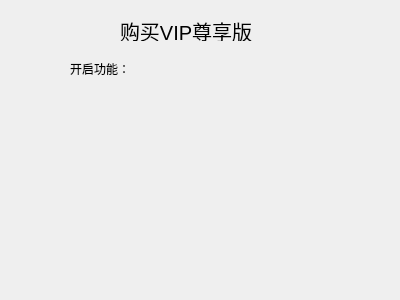
Old version of the form widgets/buy_vip/buyvipdialog.ui in the repository iwxyi/Bilibili-MagicalDanmaku.
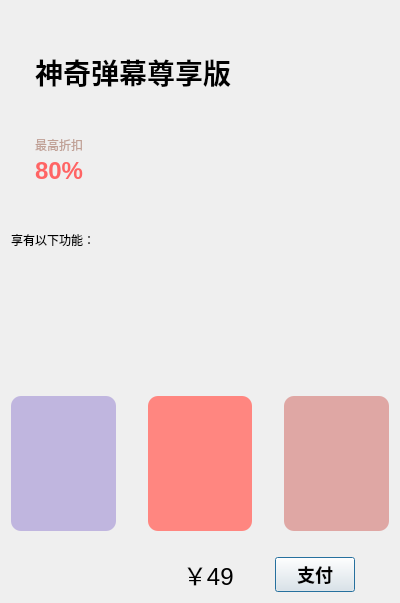
New version of the form. Icons and pictures are not drawn. Custom widgets are drawn as their Qt base class.

Commit message: 添加功能说明

Patch:
```diff
--- a/widgets/buy_vip/buyvipdialog.ui
+++ b/widgets/buy_vip/buyvipdialog.ui
@@ -7,45 +7,352 @@
     <x>0</x>
     <y>0</y>
     <width>400</width>
-    <height>300</height>
+    <height>603</height>
    </rect>
   </property>
   <property name="windowTitle">
    <string>神奇弹幕</string>
   </property>
-  <widget class="QLabel" name="label">
-   <property name="geometry">
-    <rect>
-     <x>120</x>
-     <y>20</y>
-     <width>151</width>
-     <height>21</height>
-    </rect>
-   </property>
-   <property name="styleSheet">
-    <string notr="true">font-size: 20px;</string>
-   </property>
-   <property name="text">
-    <string>购买VIP尊享版</string>
-   </property>
-  </widget>
-  <widget class="QLabel" name="label_2">
-   <property name="geometry">
-    <rect>
-     <x>70</x>
-     <y>60</y>
-     <width>231</width>
-     <height>131</height>
-    </rect>
-   </property>
-   <property name="text">
-    <string>&lt;html&gt;&lt;head/&gt;&lt;body&gt;&lt;p&gt;开启功能：&lt;/p&gt;&lt;/body&gt;&lt;/html&gt;</string>
-   </property>
-   <property name="alignment">
-    <set>Qt::AlignLeading|Qt::AlignLeft|Qt::AlignTop</set>
-   </property>
-  </widget>
+  <property name="styleSheet">
+   <string notr="true">#BuyVIPDialog
+{
+	background:qlineargradient(
+					spread:pad,
+					x1:0, y1:0,
+					x2:0, y2:1,
+					stop:0 #ffe5d9,
+					stop:1 #ffffff);
+}</string>
+  </property>
+  <layout class="QVBoxLayout" name="verticalLayout_2" stretch="0,0,1,1,0,0">
+   <item>
+    <layout class="QHBoxLayout" name="horizontalLayout_3" stretch="0,0">
+     <property name="leftMargin">
+      <number>24</number>
+     </property>
+     <property name="topMargin">
+      <number>0</number>
+     </property>
+     <item>
+      <layout class="QVBoxLayout" name="verticalLayout">
+       <property name="spacing">
+        <number>3</number>
+       </property>
+       <item>
+        <spacer name="verticalSpacer_3">
+         <property name="orientation">
+          <enum>Qt::Vertical</enum>
+         </property>
+         <property name="sizeHint" stdset="0">
+          <size>
+           <width>20</width>
+           <height>40</height>
+          </size>
+         </property>
+        </spacer>
+       </item>
+       <item>
+        <widget class="QLabel" name="label">
+         <property name="styleSheet">
+          <string notr="true">font-size: 28px;
+font-weight: 700;</string>
+         </property>
+         <property name="text">
+          <string>神奇弹幕尊享版</string>
+         </property>
+        </widget>
+       </item>
+       <item>
+        <spacer name="verticalSpacer">
+         <property name="orientation">
+          <enum>Qt::Vertical</enum>
+         </property>
+         <property name="sizeHint" stdset="0">
+          <size>
+           <width>20</width>
+           <height>40</height>
+          </size>
+         </property>
+        </spacer>
+       </item>
+       <item>
+        <widget class="QLabel" name="label_2">
+         <property name="styleSheet">
+          <string notr="true">color: #c0a095;</string>
+         </property>
+         <property name="text">
+          <string>最高折扣</string>
+         </property>
+         <property name="alignment">
+          <set>Qt::AlignLeading|Qt::AlignLeft|Qt::AlignTop</set>
+         </property>
+        </widget>
+       </item>
+       <item>
+        <widget class="QLabel" name="label_3">
+         <property name="styleSheet">
+          <string notr="true">font-size: 24px;
+color: #ff6464;
+font-weight: 500;</string>
+         </property>
+         <property name="text">
+          <string>80%</string>
+         </property>
+         <property name="alignment">
+          <set>Qt::AlignLeading|Qt::AlignLeft|Qt::AlignTop</set>
+         </property>
+        </widget>
+       </item>
+       <item>
+        <spacer name="verticalSpacer_2">
+         <property name="orientation">
+          <enum>Qt::Vertical</enum>
+         </property>
+         <property name="sizeHint" stdset="0">
+          <size>
+           <width>20</width>
+           <height>40</height>
+          </size>
+         </property>
+        </spacer>
+       </item>
+      </layout>
+     </item>
+     <item>
+      <widget class="QLabel" name="imageLabel">
+       <property name="minimumSize">
+        <size>
+         <width>64</width>
+         <height>64</height>
+        </size>
+       </property>
+       <property name="styleSheet">
+        <string notr="true">border-image:url(:/illustrations/bear);
+background-position:center;
+background-repeat:none;</string>
+       </property>
+       <property name="text">
+        <string/>
+       </property>
+       <property name="alignment">
+        <set>Qt::AlignCenter</set>
+       </property>
+      </widget>
+     </item>
+    </layout>
+   </item>
+   <item>
+    <widget class="QLabel" name="label_4">
+     <property name="text">
+      <string>享有以下功能：</string>
+     </property>
+    </widget>
+   </item>
+   <item>
+    <widget class="WaterfallScrollArea" name="scrollArea">
+     <property name="styleSheet">
+      <string notr="true">#scrollArea
+{
+	background: transparent;
+	border: none;
+}
+
+QLabel
+{
+	background: white;
+	border-radius: 10px;
+	padding: 8px;
+}
+
+QLabel:hover
+{
+	background: #fef6f3;
+}</string>
+     </property>
+     <property name="verticalScrollBarPolicy">
+      <enum>Qt::ScrollBarAlwaysOff</enum>
+     </property>
+     <property name="horizontalScrollBarPolicy">
+      <enum>Qt::ScrollBarAlwaysOff</enum>
+     </property>
+     <property name="widgetResizable">
+      <bool>true</bool>
+     </property>
+     <widget class="QWidget" name="scrollAreaWidgetContents">
+      <property name="geometry">
+       <rect>
+        <x>0</x>
+        <y>0</y>
+        <width>382</width>
+        <height>146</height>
+       </rect>
+      </property>
+      <property name="styleSheet">
+       <string notr="true">#scrollAreaWidgetContents
+{
+	background: transparent;
+	border: none;
+}</string>
+      </property>
+     </widget>
+    </widget>
+   </item>
+   <item>
+    <layout class="QHBoxLayout" name="horizontalLayout">
+     <property name="spacing">
+      <number>32</number>
+     </property>
+     <item>
+      <widget class="QWidget" name="typeRRLabel" native="true">
+       <property name="minimumSize">
+        <size>
+         <width>20</width>
+         <height>20</height>
+        </size>
+       </property>
+       <property name="styleSheet">
+        <string notr="true">#typeRRLabel
+{
+	background: #C0B6DF;
+	border-radius: 10px;
+}</string>
+       </property>
+      </widget>
+     </item>
+     <item>
+      <widget class="QWidget" name="typeRoomLabel" native="true">
+       <property name="minimumSize">
+        <size>
+         <width>20</width>
+         <height>20</height>
+        </size>
+       </property>
+       <property name="styleSheet">
+        <string notr="true">#typeRoomLabel
+{
+	background: #FF8680;
+	border-radius: 10px;
+}</string>
+       </property>
+      </widget>
+     </item>
+     <item>
+      <widget class="QWidget" name="typeRobotLabel" native="true">
+       <property name="minimumSize">
+        <size>
+         <width>20</width>
+         <height>20</height>
+        </size>
+       </property>
+       <property name="styleSheet">
+        <string notr="true">#typeRobotLabel
+{
+	background: #DFA7A4;
+	border-radius: 10px;
+}</string>
+       </property>
+      </widget>
+     </item>
+    </layout>
+   </item>
+   <item>
+    <spacer name="verticalSpacer_4">
+     <property name="orientation">
+      <enum>Qt::Vertical</enum>
+     </property>
+     <property name="sizeType">
+      <enum>QSizePolicy::Fixed</enum>
+     </property>
+     <property name="sizeHint" stdset="0">
+      <size>
+       <width>20</width>
+       <height>20</height>
+      </size>
+     </property>
+    </spacer>
+   </item>
+   <item>
+    <layout class="QHBoxLayout" name="horizontalLayout_2" stretch="5,0,1,0,1">
+     <item>
+      <spacer name="horizontalSpacer">
+       <property name="orientation">
+        <enum>Qt::Horizontal</enum>
+       </property>
+       <property name="sizeHint" stdset="0">
+        <size>
+         <width>40</width>
+         <height>20</height>
+        </size>
+       </property>
+      </spacer>
+     </item>
+     <item>
+      <widget class="QLabel" name="priceLabel">
+       <property name="styleSheet">
+        <string notr="true">font-size: 24px;</string>
+       </property>
+       <property name="text">
+        <string>￥49</string>
+       </property>
+      </widget>
+     </item>
+     <item>
+      <spacer name="horizontalSpacer_3">
+       <property name="orientation">
+        <enum>Qt::Horizontal</enum>
+       </property>
+       <property name="sizeHint" stdset="0">
+        <size>
+         <width>40</width>
+         <height>20</height>
+        </size>
+       </property>
+      </spacer>
+     </item>
+     <item>
+      <widget class="WaterFloatButton" name="payButton">
+       <property name="cursor">
+        <cursorShape>PointingHandCursor</cursorShape>
+       </property>
+       <property name="styleSheet">
+        <string notr="true">font-size: 18px;
+font-weight: 500;</string>
+       </property>
+       <property name="text">
+        <string>支付</string>
+       </property>
+      </widget>
+     </item>
+     <item>
+      <spacer name="horizontalSpacer_2">
+       <property name="orientation">
+        <enum>Qt::Horizontal</enum>
+       </property>
+       <property name="sizeHint" stdset="0">
+        <size>
+         <width>40</width>
+         <height>20</height>
+        </size>
+       </property>
+      </spacer>
+     </item>
+    </layout>
+   </item>
+  </layout>
  </widget>
+ <customwidgets>
+  <customwidget>
+   <class>WaterFloatButton</class>
+   <extends>QPushButton</extends>
+   <header>waterfloatbutton.h</header>
+  </customwidget>
+  <customwidget>
+   <class>WaterfallScrollArea</class>
+   <extends>QScrollArea</extends>
+   <header>waterfallscrollarea.h</header>
+   <container>1</container>
+  </customwidget>
+ </customwidgets>
  <resources/>
  <connections/>
 </ui>
```
The commit also changes 4 other files.
